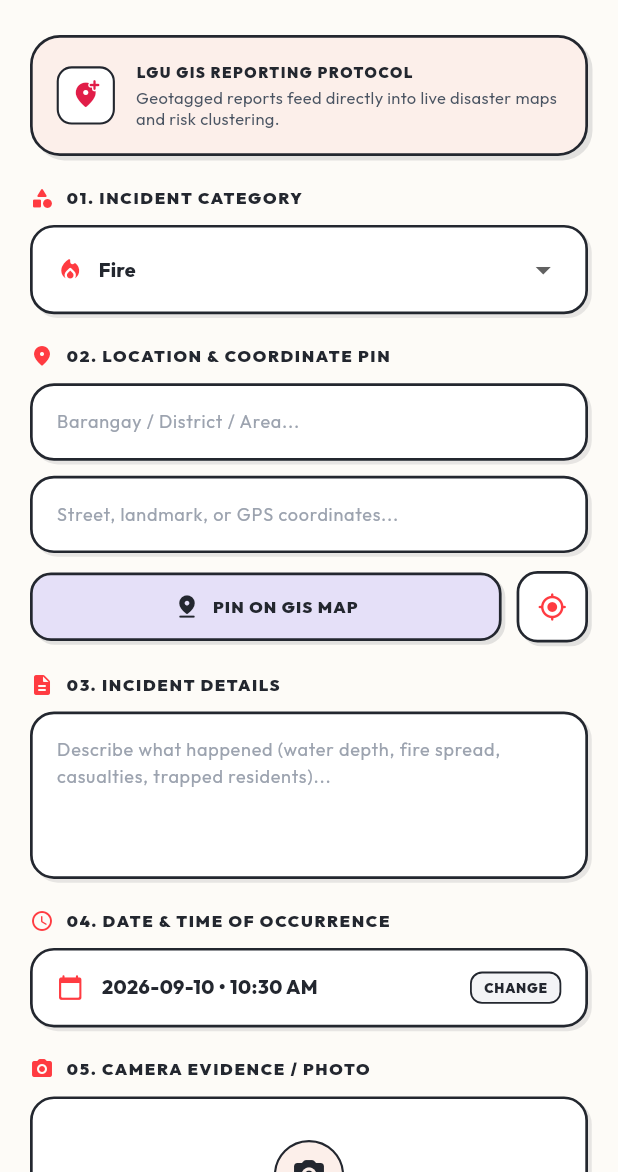
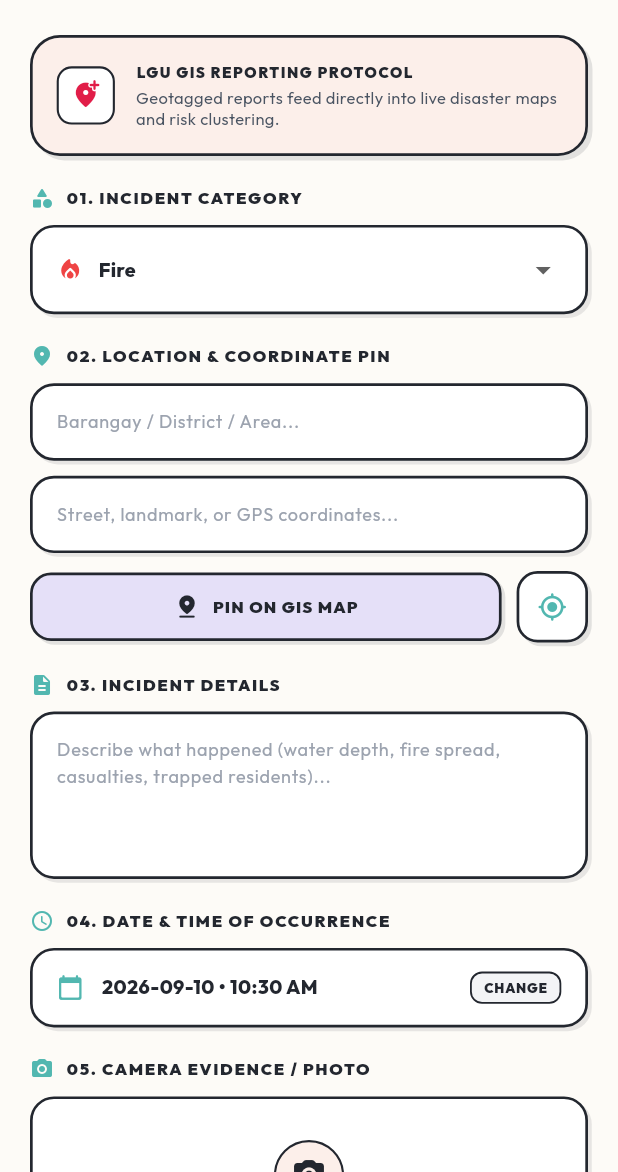
Before and after one commit to Tristan28-web/ResQnnect, a Flutter app: the ReportScreen screen opened directly, on a phone screen of 412 x 824 dp, the part 64-1236 px from its top. Run offline on Flutter 3.47's test engine with Material 3 defaults, Android fonts, the phone set to English and light mode, and no system bars; our stand-ins replace cloud_firestore, firebase_auth, firebase_core, geolocator, google_fonts, google_maps_flutter and 4 more; missing offline and left inert: torch_light; accounts and stored records are empty; network calls fail.

Commit message:
fix(ui): sync retro theme globally - mint replaces red, fix risk% overlap, sync incident categories

```diff
--- a/lib/core/constants.dart
+++ b/lib/core/constants.dart
@@ -45,16 +45,16 @@ class AppConstants {
   // Blueprint Incident Types
   static const String incidentTypeFire = 'Fire';
   static const String incidentTypeFlood = 'Flood';
+  static const String incidentTypeMedical = 'Medical';
+  static const String incidentTypeAccident = 'Accident';
   static const String incidentTypeCrime = 'Crime';
-  static const String incidentTypeAccident = 'Accident';
-  static const String incidentTypeOther = 'Other';
 
   static const List<String> incidentTypes = [
     incidentTypeFire,
     incidentTypeFlood,
+    incidentTypeMedical,
+    incidentTypeAccident,
     incidentTypeCrime,
-    incidentTypeAccident,
-    incidentTypeOther,
   ];
 
   // Default national fallback coordinates (only used if GPS permission is completely disabled)
--- a/lib/screens/report_screen.dart
+++ b/lib/screens/report_screen.dart
@@ -160,7 +160,7 @@ class _ReportScreenState extends State<ReportScreen> {
       ScaffoldMessenger.of(context).showSnackBar(
         const SnackBar(
           content: Text('Please provide incident description and location'),
-          backgroundColor: AppConstants.primaryRed,
+          backgroundColor: AppColors.retroMint,
         ),
       );
       return;
@@ -472,7 +472,7 @@ class _ReportScreenState extends State<ReportScreen> {
   Widget _buildSectionHeader(String title, IconData icon, bool isDark) {
     return Row(
       children: [
-        Icon(icon, color: AppConstants.primaryRed, size: 16),
+        Icon(icon, color: AppColors.retroMint, size: 16),
         const SizedBox(width: 8),
         Text(
           title.toUpperCase(),
@@ -511,17 +511,17 @@ class _ReportScreenState extends State<ReportScreen> {
           isExpanded: true,
           dropdownColor: isDark ? AppColors.retroDarkCard : Colors.white,
           items: AppConstants.incidentTypes.map((type) {
-            IconData icon = Icons.warning_rounded;
-            Color iconColor = Colors.amber;
+            IconData icon = Icons.shield_rounded;
+            Color iconColor = const Color(0xFF8B5CF6);
             if (type == AppConstants.incidentTypeFire) {
               icon = Icons.local_fire_department_rounded;
-              iconColor = AppConstants.primaryRed;
+              iconColor = const Color(0xFFEF4444);
             } else if (type == AppConstants.incidentTypeFlood) {
-              icon = Icons.waves_rounded;
-              iconColor = const Color(0xFF2563EB);
-            } else if (type == AppConstants.incidentTypeCrime) {
-              icon = Icons.shield_rounded;
-              iconColor = const Color(0xFF7C3AED);
+              icon = Icons.water_drop_rounded;
+              iconColor = const Color(0xFF3B82F6);
+            } else if (type == AppConstants.incidentTypeMedical) {
+              icon = Icons.medical_services_rounded;
+              iconColor = const Color(0xFF10B981);
             } else if (type == AppConstants.incidentTypeAccident) {
               icon = Icons.car_crash_rounded;
               iconColor = const Color(0xFFEA580C);
@@ -632,7 +632,7 @@ class _ReportScreenState extends State<ReportScreen> {
                 ),
                 child: Icon(
                   Icons.my_location_rounded,
-                  color: _isLocationVerified ? const Color(0xFF16A34A) : AppColors.primaryRed,
+                  color: _isLocationVerified ? const Color(0xFF16A34A) : AppColors.retroMint,
                   size: 20,
                 ),
               ),
@@ -713,7 +713,7 @@ class _ReportScreenState extends State<ReportScreen> {
         ),
         child: Row(
           children: [
-            const Icon(Icons.calendar_today_rounded, color: AppConstants.primaryRed, size: 18),
+            const Icon(Icons.calendar_today_rounded, color: AppColors.retroMint, size: 18),
             const SizedBox(width: 12),
             Text(
               formatted,
@@ -809,7 +809,7 @@ class _ReportScreenState extends State<ReportScreen> {
         width: double.infinity,
         padding: const EdgeInsets.symmetric(vertical: 16),
         decoration: BoxDecoration(
-          color: _isReporting ? Colors.grey : AppColors.primaryRed,
+          color: _isReporting ? Colors.grey.shade400 : AppColors.retroMint,
           borderRadius: BorderRadius.circular(18),
           border: Border.all(color: AppColors.retroDarkBorder, width: 2.0),
           boxShadow: [
```
Also changed, not shown: lib/screens/admin_dashboard.dart (+45 -27 lines), lib/screens/incident_monitoring_screen.dart (+7 -5 lines), lib/screens/predictive_analysis_screen.dart (+18 -11 lines).
